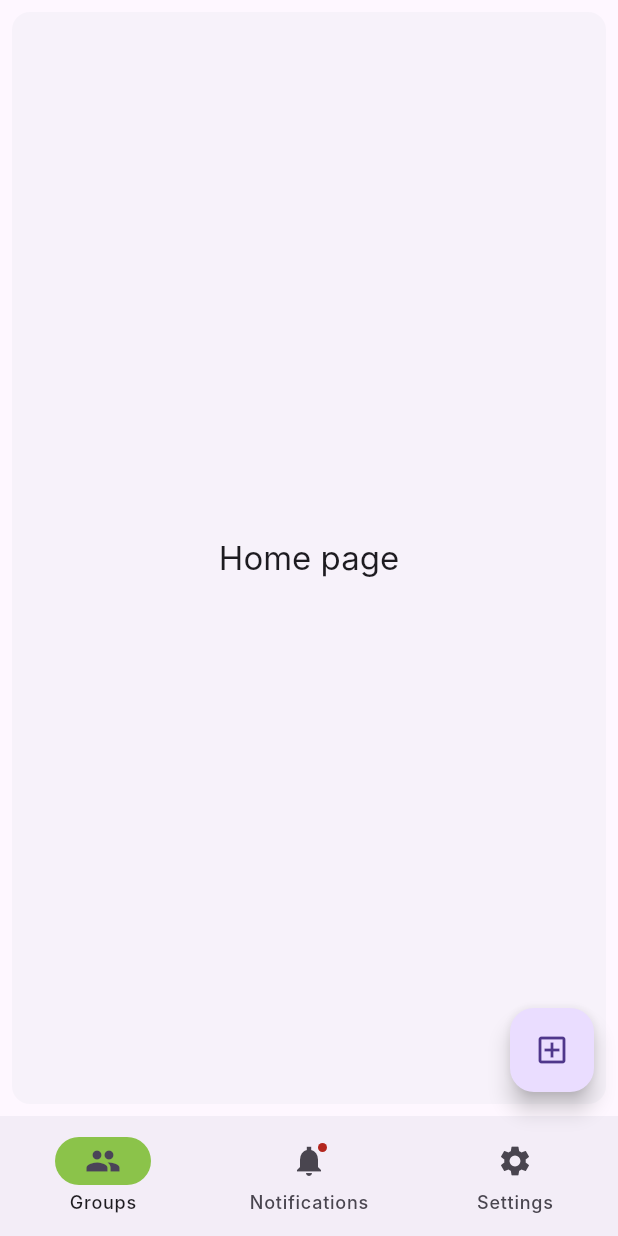
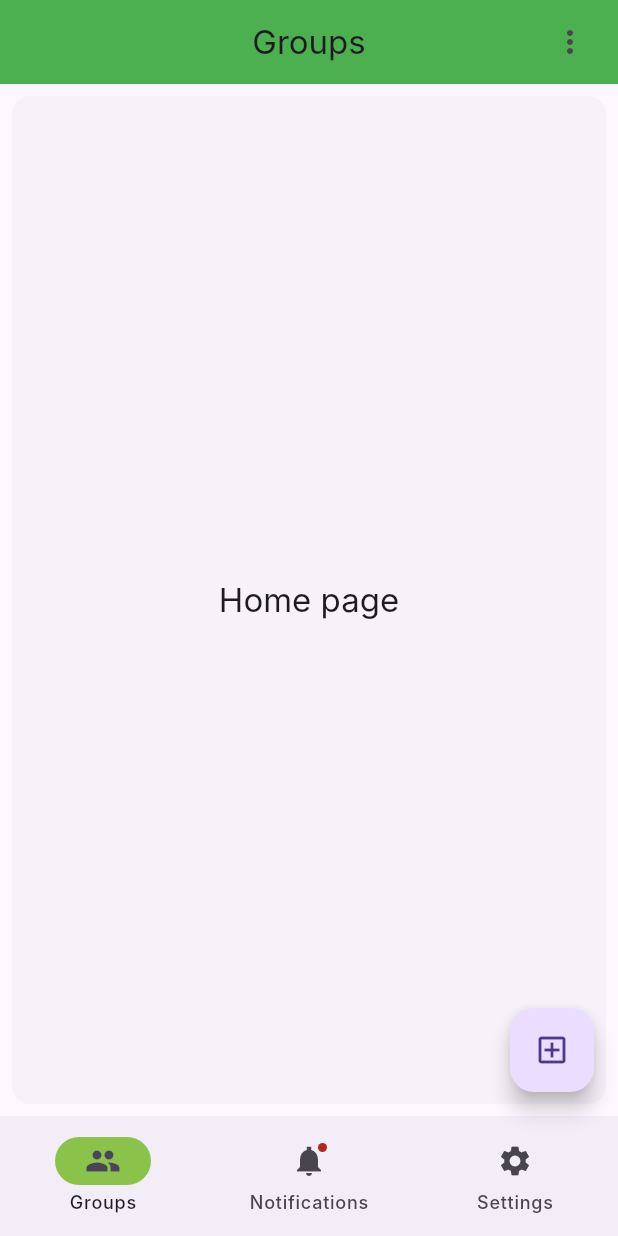
Before and after one commit to juliusya45/hackgroceryapp, a Flutter app: the GroupScreen screen opened by its route, on a phone screen of 412 x 824 dp. Run offline on Flutter 3.47's test engine with Material 3 defaults, Android fonts, the phone set to English and light mode, and no system bars; our stand-ins replace cloud_firestore, firebase_auth, firebase_core, loading_animation_widget, rive; accounts and stored records are empty; Roboto replaces fonts that are missing (Inter).

Commit message:
Group preview screen and setting screen is just a template and group screen removed back arrow and added the 3 dot setting menu

```diff
--- a/lib/screens/groups_screen.dart
+++ b/lib/screens/groups_screen.dart
@@ -27,6 +27,23 @@ class _GroupScreenState extends State<GroupScreen> {
   Widget build(BuildContext context) {
     final ThemeData theme = Theme.of(context);
     return Scaffold(
+      appBar: AppBar(
+      backgroundColor: Colors.green,
+      title: Text('Groups'),
+      centerTitle: true,
+      automaticallyImplyLeading: false,
+      actions: <Widget>[
+      Padding(
+      padding: EdgeInsets.only(right: 20.0),
+      child: GestureDetector(
+        onTap: () {},
+        child: Icon(
+            Icons.more_vert
+            ),
+          )
+        ),
+      ],
+    ),
       bottomNavigationBar: NavigationBar(
         onDestinationSelected: (int index) {
           setState(() {
```
Also changed, not shown: lib/screens/group_preview_screen.dart (added, +23 -0 lines), lib/screens/groups_setting_screen.dart (added, +15 -0 lines).
